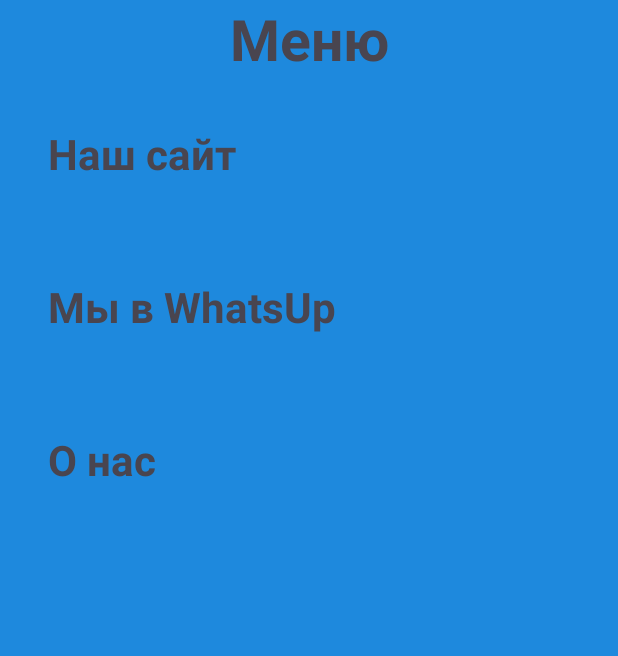
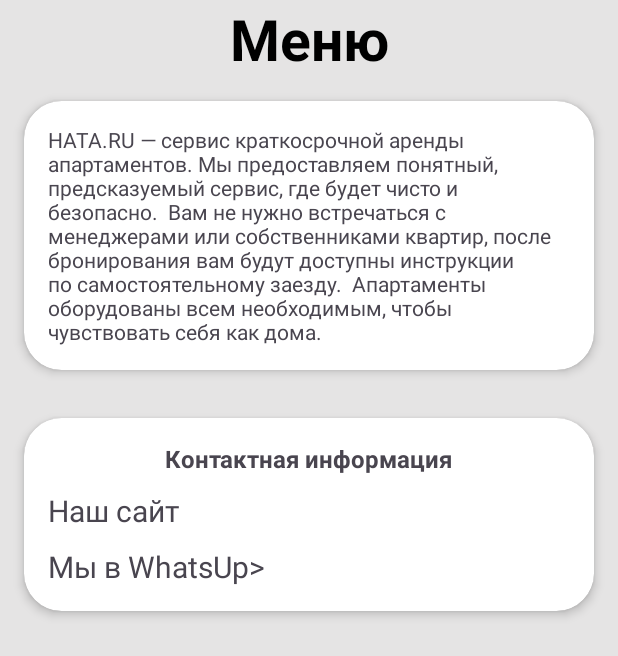
Before and after one commit to Fiitovec99/HATA.RU, an Android app: the layout fragment_menu.xml on its own in the app's theme, with its tools: preview values and no code run, on a phone screen of 412 x 824 dp. Shown: the top 656 px of the screen. Run offline under Robolectric (Android 15) with nearby library versions, the phone set to English and light mode, and no system bars.

Commit message:
made xmk code menu fragment closed to example from Figma

```diff
--- a/app/src/main/java/com/example/hataru/presentation/fragments/MenuFragment.kt
+++ b/app/src/main/java/com/example/hataru/presentation/fragments/MenuFragment.kt
@@ -16,7 +16,7 @@ import com.example.hataru.databinding.FragmentMenuBinding
 
 class MenuFragment : Fragment() {
 
-//    companion object {
+    //    companion object {
 //        fun newInstance() = MenuFragment()
 //    }
 //
@@ -34,10 +34,12 @@ class MenuFragment : Fragment() {
     override fun onViewCreated(view: View, savedInstanceState: Bundle?) {
         super.onViewCreated(view, savedInstanceState)
 
-        binding.textView.setOnClickListener {
-            //Дальнейшая реализация логики слушателя
 
-            }
+        binding.LinkToTheWebsite.setOnClickListener{
+            val intent  = Intent(Intent.ACTION_VIEW,Uri.parse("https://hataru.ru"))
+            startActivity(intent)
+        }
+
         binding.textViewOpenWhatsUp.setOnClickListener {
             val phoneNumber = "+79959890049"
             val intent = Intent(Intent.ACTION_VIEW)
@@ -49,8 +51,8 @@ class MenuFragment : Fragment() {
                 Toast.makeText( activity as AppCompatActivity,"WhatsApp не установлен.", Toast.LENGTH_SHORT).show()
             }
         }
-        }
-
 
 
     }
+
+}
--- a/app/src/main/res/layout/fragment_menu.xml
+++ b/app/src/main/res/layout/fragment_menu.xml
@@ -3,8 +3,9 @@
     xmlns:tools="http://schemas.android.com/tools"
     android:layout_width="match_parent"
     android:layout_height="match_parent"
+    xmlns:app="http://schemas.android.com/apk/res-auto"
     tools:context=".presentation.fragments.MenuFragment"
-    android:background="#1E89DD"
+    android:background="#E5E4E4"
     android:orientation="vertical">
 
 
@@ -13,44 +14,79 @@
         android:gravity="center"
         android:textSize="38dp"
         android:textStyle="bold"
+        android:textColor="@color/black"
         android:layout_width="match_parent"
         android:layout_height="wrap_content"
         android:text="Меню" />
 
-    <TextView
-        android:id="@+id/LinkToTheWebsite"
+    <androidx.cardview.widget.CardView
+        xmlns:android="http://schemas.android.com/apk/res/android"
+        android:layout_width="wrap_content"
+        android:layout_height="wrap_content"
+        android:layout_gravity="center"
+        android:layout_margin="16dp"
+        app:cardCornerRadius="25dp"
+        app:cardElevation="4dp">
+
+        <TextView
+            android:layout_width="wrap_content"
+            android:layout_height="wrap_content"
+            android:padding="16dp"
+            android:text="HATA.RU — сервис краткосрочной аренды апартаментов. Мы предоставляем понятный, предсказуемый сервис, где будет чисто и безопасно.
+
+Вам не нужно встречаться с менеджерами или собственниками квартир, после бронирования вам будут доступны инструкции по самостоятельному заезду.
+
+Апартаменты оборудованы всем необходимым, чтобы чувствовать себя как дома."
+            android:background="?attr/selectableItemBackground" />
+
+    </androidx.cardview.widget.CardView>
+
+
+
+    <androidx.cardview.widget.CardView
+        xmlns:android="http://schemas.android.com/apk/res/android"
         android:layout_width="match_parent"
         android:layout_height="wrap_content"
-        android:text="Наш сайт"
-        android:textSize="28sp"
-        android:textStyle="bold"
-        android:padding="16dp"
+        android:layout_gravity="center"
         android:layout_margin="16dp"
-        android:drawablePadding="8dp"
-        />
+        app:cardCornerRadius="25dp"
+        app:cardElevation="4dp">
 
-    <TextView
-        android:id="@+id/textViewOpenWhatsUp"
-        android:layout_width="match_parent"
-        android:layout_height="wrap_content"
-        android:text="Мы в WhatsUp"
-        android:textSize="28sp"
-        android:textStyle="bold"
-        android:padding="16dp"
-        android:layout_margin="16dp"
-        android:drawablePadding="8dp"
-        />
+        <LinearLayout
+            android:layout_width="match_parent"
+            android:layout_height="wrap_content"
+            android:orientation="vertical"
+            android:padding="16dp">
 
-    <TextView
-        android:layout_width="match_parent"
-        android:layout_height="wrap_content"
-        android:text="О нас"
-        android:textSize="28sp"
-        android:textStyle="bold"
-        android:padding="16dp"
-        android:layout_margin="16dp"
-        android:drawablePadding="8dp"
-        />
+            <TextView
+                android:layout_width="wrap_content"
+                android:layout_height="wrap_content"
+                android:text="Контактная информация"
+                android:layout_gravity="center"
+                android:textStyle="bold"
+                android:textSize="16sp"/>
+
+            <TextView
+                android:id="@+id/LinkToTheWebsite"
+                android:layout_width="wrap_content"
+                android:paddingTop="10dp"
+                android:layout_height="wrap_content"
+                android:text="@string/site_string"
+                android:textSize="20sp"/>
+
+            <TextView
+                android:id="@+id/textViewOpenWhatsUp"
+                android:layout_width="wrap_content"
+                android:paddingTop="10dp"
+                android:layout_height="wrap_content"
+                android:text="@string/whatsUp_string"
+                android:textSize="20sp"/>
+
+        </LinearLayout>
+
+    </androidx.cardview.widget.CardView>
+
+
 
 
 
--- a/app/src/main/res/values/strings.xml
+++ b/app/src/main/res/values/strings.xml
@@ -1,3 +1,5 @@
 <resources>
     <string name="app_name">HATA.RU</string>
+    <string name="site_string">Наш сайт</string>
+    <string name="whatsUp_string">Мы в WhatsUp></string>
 </resources>
```
